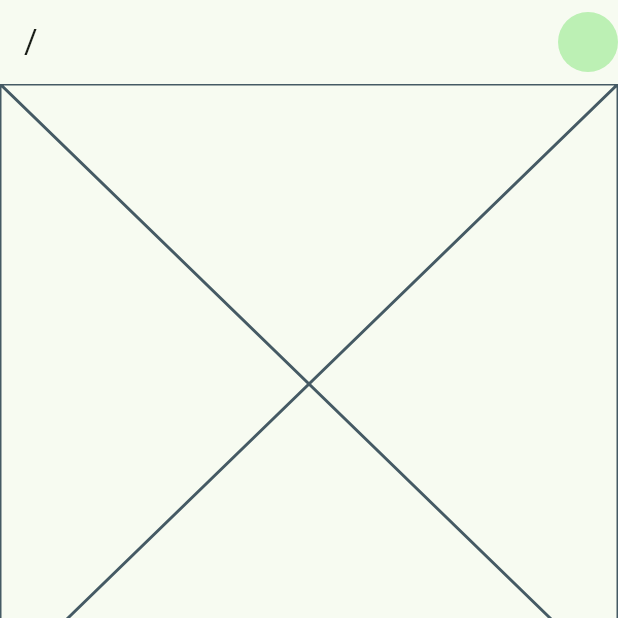
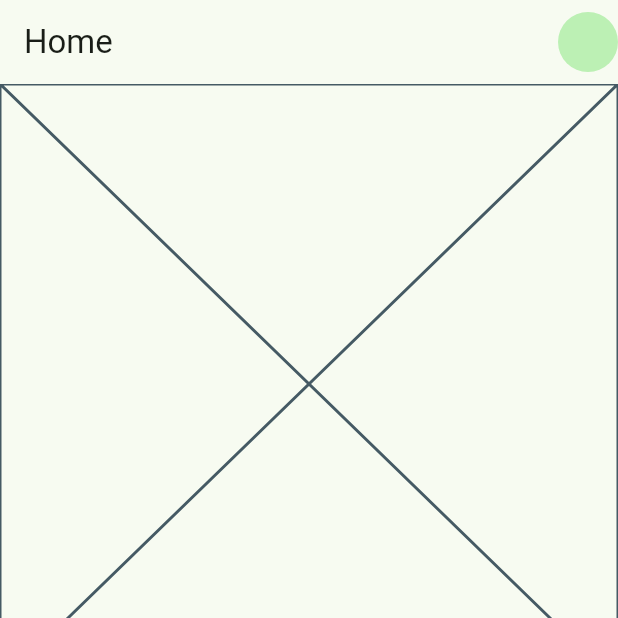
Before and after one commit to shadrack-ago/expense_tracker, a Flutter app: the screen it shows after launch, on a phone screen of 412 x 824 dp, the top half of it. Run offline on Flutter 3.47's test engine with Material 2 defaults, Android fonts, the phone set to English and light mode, and no system bars; our stand-ins replace firebase_core, go_router; accounts and stored records are empty.

Commit message:
☕ Fixed TODO: Dynamic page header with auto capitalization

```diff
--- a/lib/layouts/index.dart
+++ b/lib/layouts/index.dart
@@ -1,4 +1,5 @@
-import 'package:expense_manager/router/index.dart';
+import '../router/index.dart';
+import '../utils/extensions/index.dart';
 import 'package:flutter/material.dart';
 import 'package:go_router/go_router.dart';
 
@@ -41,7 +42,8 @@ class Layout extends StatelessWidget {
       maintainBottomViewPadding: true,
       child: Scaffold(
         appBar: AppBar(
-          title: Text('${GoRouter.of(context).location}'),
+          title: Text(
+              '${GoRouter.of(context).location.substring(1).toCapitalized()}'),
           actions: [CircleAvatar()],
         ),
         body: LayoutBuilder(builder: (context, constraints) {
--- a/lib/router/index.dart
+++ b/lib/router/index.dart
@@ -11,6 +11,7 @@ class Navigation {
   static GlobalKey<NavigatorState> key = GlobalKey();
   final GoRouter router = GoRouter(
     navigatorKey: key,
+    initialLocation: Routes.home.path,
     routes: [
       ShellRoute(
         builder: (context, state, child) => Layout(child: child),
@@ -57,7 +58,7 @@ class Navigation {
 }
 
 class Routes {
-  static _Route home = _Route(name: Home.id, path: '/', page: Home());
+  static _Route home = _Route(name: Home.id, path: '/${Home.id}', page: Home());
   static _Route insights =
       _Route(name: Insights.id, path: '/${Insights.id}', page: Insights());
   static _Route settings =
```
Also changed, not shown: lib/utils/extensions/index.dart (added, +8 -0 lines).
